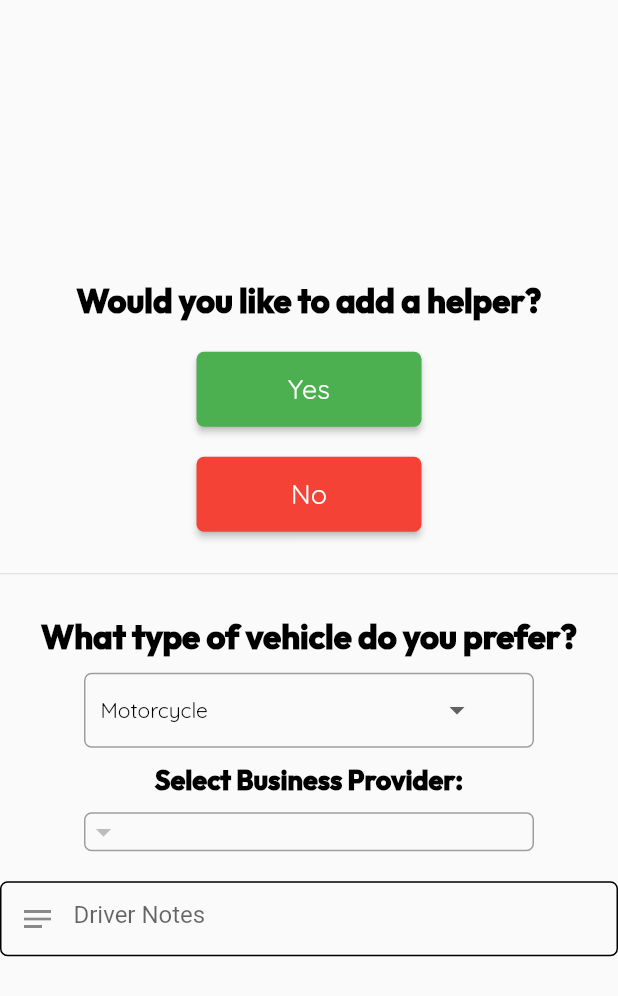
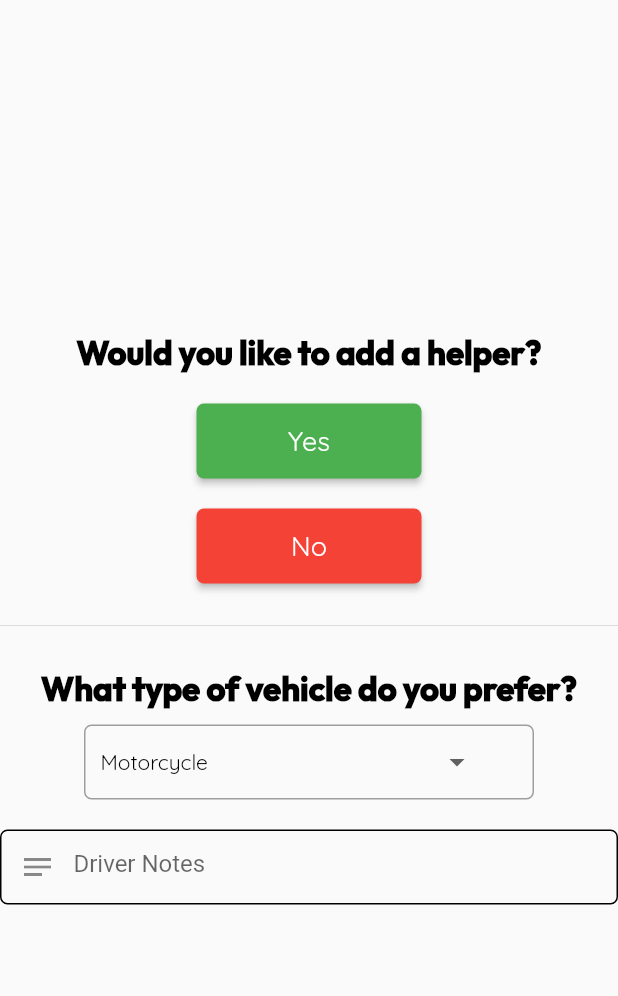
Before and after one commit to lansoyyy/packandgo, a Flutter app: the LoaderTab widget shown alone on an empty page, opened directly, on a phone screen of 412 x 824 dp. Shown: the top 996 px of the screen. Run offline on Flutter 3.47's test engine with Material 2 defaults, Android fonts, the phone set to English and light mode, and no system bars; our stand-ins replace cloud_firestore, firebase_auth, firebase_core, firebase_storage, flutter_map, flutter_rating_bar and 5 more; missing offline and left inert: dart:html, flutter_login_facebook; accounts and stored records are empty.

Commit message:
fixed initial issues

```diff
--- a/lib/views/business/business_home_screen.dart
+++ b/lib/views/business/business_home_screen.dart
@@ -1,7 +1,6 @@
 import 'dart:convert';
 
 import 'package:cloud_firestore/cloud_firestore.dart';
-import 'package:firebase_auth/firebase_auth.dart';
 import 'package:flutter/material.dart';
 import 'package:intl/intl.dart';
 import 'package:packandgo/widgets/textfield_widget.dart';
@@ -283,13 +282,13 @@ class _BusinessHomeScreenState extends State<BusinessHomeScreen> {
                 stream: status == 'All'
                     ? FirebaseFirestore.instance
                         .collection('Orders')
-                        .where('businessid',
-                            isEqualTo: FirebaseAuth.instance.currentUser!.uid)
+                        // .where('businessid',
+                        //     isEqualTo: FirebaseAuth.instance.currentUser!.uid)
                         .snapshots()
                     : FirebaseFirestore.instance
                         .collection('Orders')
-                        .where('businessid',
-                            isEqualTo: FirebaseAuth.instance.currentUser!.uid)
+                        // .where('businessid',
+                        //     isEqualTo: FirebaseAuth.instance.currentUser!.uid)
                         .where('status', isEqualTo: status)
                         .snapshots(),
                 builder: (BuildContext context,
--- a/lib/views/users/web/screens/home_tab/loader_tab.dart
+++ b/lib/views/users/web/screens/home_tab/loader_tab.dart
@@ -1,4 +1,3 @@
-import 'package:cloud_firestore/cloud_firestore.dart';
 import 'package:flutter/material.dart';
 import 'package:packandgo/views/users/web/screens/home_screen.dart';
 
@@ -121,79 +120,6 @@ class _LoaderTabState extends State<LoaderTab> {
                 }),
           ),
           const SizedBox(
-            height: 10,
-          ),
-          TextBold(
-            text: 'Select Business Provider:',
-            fontSize: 18,
-            color: Colors.black,
-          ),
-          const SizedBox(
-            height: 10,
-          ),
-          StreamBuilder<QuerySnapshot>(
-              stream:
-                  FirebaseFirestore.instance.collection('Business').snapshots(),
-              builder: (BuildContext context,
-                  AsyncSnapshot<QuerySnapshot> snapshot) {
-                if (snapshot.hasError) {
-                  print(snapshot.error);
-                  return const Center(child: Text('Error'));
-                }
-                if (snapshot.connectionState == ConnectionState.waiting) {
-                  return const Padding(
-                    padding: EdgeInsets.only(top: 50),
-                    child: Center(
-                        child: CircularProgressIndicator(
-                      color: Colors.black,
-                    )),
-                  );
-                }
-
-                final data = snapshot.requireData;
-
-                return Container(
-                  width: 300,
-                  decoration: BoxDecoration(
-                    shape: BoxShape.rectangle,
-                    border: Border.all(color: Colors.grey),
-                    borderRadius: BorderRadius.circular(5),
-                  ),
-                  child: DropdownButton(
-                      underline: const SizedBox(),
-                      value: dropValue1,
-                      items: [
-                        for (int i = 0; i < data.docs.length; i++)
-                          DropdownMenuItem(
-                            value: i,
-                            onTap: () {
-                              setState(() {
-                                businessname = data.docs[i]['fname'] +
-                                    ' ' +
-                                    data.docs[i]['lname'];
-                                businessid = data.docs[i].id;
-                              });
-                            },
-                            child: Padding(
-                              padding:
-                                  const EdgeInsets.only(left: 10, right: 10),
-                              child: TextRegular(
-                                text:
-                                    'Name: ${data.docs[i]['fname'] + ' ' + data.docs[i]['lname']}',
-                                fontSize: 14,
-                                color: Colors.black,
-                              ),
-                            ),
-                          ),
-                      ],
-                      onChanged: (value) {
-                        setState(() {
-                          dropValue1 = int.parse(value.toString());
-                        });
-                      }),
-                );
-              }),
-          const SizedBox(
             height: 20,
           ),
           GestureDetector(
```
Also changed, not shown: pubspec.lock, 1 other file.
